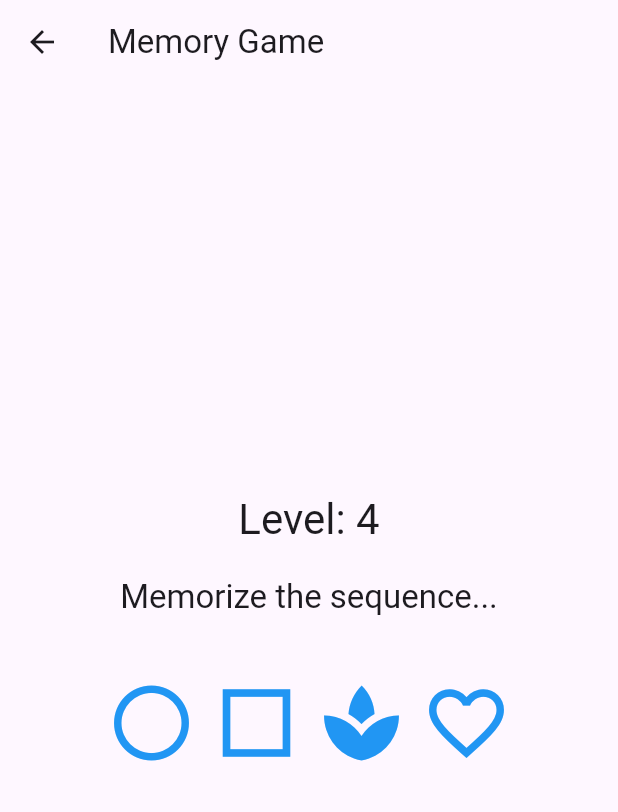
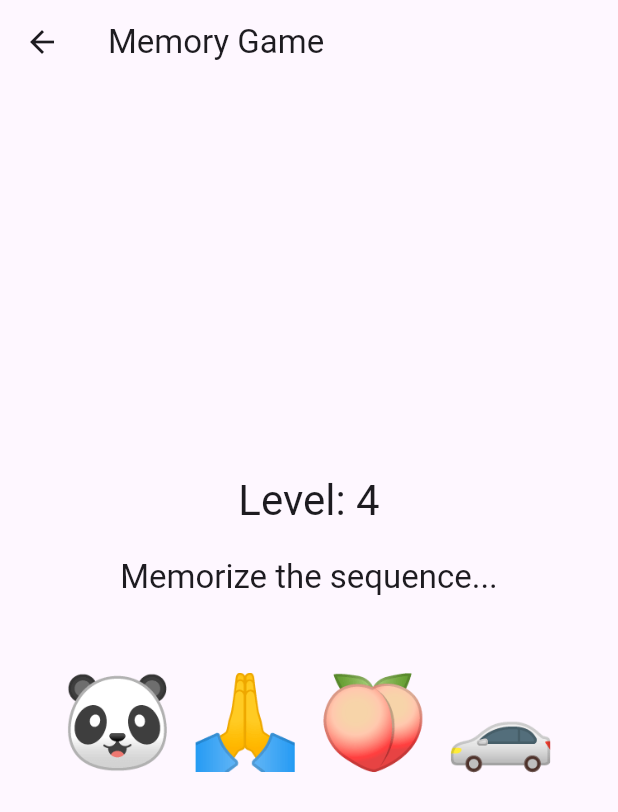
Before and after one commit to kjelly/flutter-games, a Flutter app: the MemoryGameSettingsScreen screen opened by its route, after a tap on "Start Game", on a phone screen of 412 x 824 dp. Shown: the top 812 px of the screen. Run offline on Flutter 3.47's test engine with Material 3 defaults, Android fonts, the phone set to English and light mode, and no system bars.

Commit message:
refactor: Convert memory game to use dynamic emojis
This change refactors the Shape Memory Game to use a dynamic set of emojis instead of fixed shapes, based on user feedback.

Key changes include:
- The five fixed shapes have been replaced by a pool of 50 common emojis.
- A new setting allows the user to choose how many unique emojis (from 5 to 15) are used in a game session.
- The game logic now randomly selects a subset of emojis for each new game.
- All related game widgets (`EmojiWidget`, `EmojiButton`) and screens (`MemoryGameScreen`, `MemoryGameSettingsScreen`) have been refactored to handle string-based emojis.
- Unit tests have been updated to reflect the new logic.

```diff
--- /dev/null
+++ b/game_platform/lib/memory_game/emoji_widget.dart
@@ -0,0 +1,22 @@
+import 'package:flutter/material.dart';
+
+class EmojiWidget extends StatelessWidget {
+  final String emoji;
+  final double size;
+
+  const EmojiWidget({
+    Key? key,
+    required this.emoji,
+    this.size = 50.0,
+  }) : super(key: key);
+
+  @override
+  Widget build(BuildContext context) {
+    return Text(
+      emoji,
+      style: TextStyle(
+        fontSize: size,
+      ),
+    );
+  }
+}
--- a/game_platform/lib/memory_game/memory_game_logic.dart
+++ b/game_platform/lib/memory_game/memory_game_logic.dart
@@ -1,13 +1,23 @@
 import 'dart:math';
-
-enum GameShape { circle, triangle, square, club, heart }
 
 enum GameState { showingSequence, waitingForInput, won, lost }
 
+const List<String> EMOJI_POOL = [
+  '😀', '😂', '😍', '🤔', '😎', '😭', '😡', '👍', '👎', '🙏',
+  '🚀', '🚗', '✈️', '⛵️', '🚲', '🛸', '🍔', '🍕', '🍟', '🍦',
+  '🐶', '🐱', '🐭', '🐹', '🐰', '🦊', '🐻', '🐼', '🐨', '🐯',
+  '🍎', '🍊', '🍓', '🍉', '🍇', '🍌', '🍍', '🥝', '🍑', '🍒',
+  '⚽️', '🏀', '🏈', '⚾️', '🎾', '🏐', '🎱', '🏓', '🏸', '🏒',
+];
+
 class MemoryGameLogic {
   final Random _random = Random();
-  final List<GameShape> sequence = [];
-  final List<GameShape> allShapes = GameShape.values;
+
+  // The emojis being used in the current game session
+  List<String> activeEmojis = [];
+
+  // The sequence the user needs to memorize
+  final List<String> sequence = [];
 
   int currentUserIndex = 0;
   int currentLength = 0;
@@ -16,13 +26,17 @@ class MemoryGameLogic {
   void _generateSequence() {
     sequence.clear();
     for (int i = 0; i < currentLength; i++) {
-      sequence.add(allShapes[_random.nextInt(allShapes.length)]);
+      sequence.add(activeEmojis[_random.nextInt(activeEmojis.length)]);
     }
     currentUserIndex = 0;
     gameState = GameState.showingSequence;
   }
 
-  void startNewGame(int initialLength) {
+  void startNewGame(int initialLength, int numberOfEmojis) {
+    // Select a random subset of emojis for this game
+    final shuffledPool = List<String>.from(EMOJI_POOL)..shuffle(_random);
+    activeEmojis = shuffledPool.sublist(0, numberOfEmojis);
+
     currentLength = initialLength;
     _generateSequence();
   }
@@ -36,12 +50,12 @@ class MemoryGameLogic {
     gameState = GameState.waitingForInput;
   }
 
-  bool checkGuess(GameShape shape) {
+  bool checkGuess(String emoji) {
     if (gameState != GameState.waitingForInput || currentUserIndex >= sequence.length) {
       return false;
     }
 
-    if (sequence[currentUserIndex] == shape) {
+    if (sequence[currentUserIndex] == emoji) {
       currentUserIndex++;
       if (currentUserIndex == sequence.length) {
         gameState = GameState.won;
--- a/game_platform/lib/memory_game/memory_game_screen.dart
+++ b/game_platform/lib/memory_game/memory_game_screen.dart
@@ -1,19 +1,21 @@
 import 'dart:async';
 import 'package:flutter/material.dart';
 import 'memory_game_logic.dart';
-import 'shape_widget.dart';
-import 'shape_button.dart';
+import 'emoji_widget.dart';
+import 'emoji_button.dart';
 
 class MemoryGameScreen extends StatefulWidget {
   final int sequenceLength;
   final int displayDurationInSeconds;
   final bool isEndlessMode;
+  final int numberOfEmojis;
 
   const MemoryGameScreen({
     Key? key,
     required this.sequenceLength,
     required this.displayDurationInSeconds,
     required this.isEndlessMode,
+    required this.numberOfEmojis,
   }) : super(key: key);
 
   @override
@@ -38,7 +40,7 @@ class _MemoryGameScreenState extends State<MemoryGameScreen> {
   }
 
   void _startGame() {
-    _gameLogic.startNewGame(widget.sequenceLength);
+    _gameLogic.startNewGame(widget.sequenceLength, widget.numberOfEmojis);
     _message = "Memorize the sequence...";
     _startTimer();
   }
@@ -72,10 +74,10 @@ class _MemoryGameScreenState extends State<MemoryGameScreen> {
     });
   }
 
-  void _handleGuess(GameShape shape) {
+  void _handleGuess(String emoji) {
     if (_gameLogic.gameState != GameState.waitingForInput) return;
 
-    final isCorrect = _gameLogic.checkGuess(shape);
+    final isCorrect = _gameLogic.checkGuess(emoji);
 
     if (_gameLogic.gameState == GameState.won) {
       if (widget.isEndlessMode) {
@@ -154,7 +156,7 @@ class _MemoryGameScreenState extends State<MemoryGameScreen> {
           runSpacing: 10.0,
           alignment: WrapAlignment.center,
           children: _gameLogic.sequence
-              .map((shape) => ShapeWidget(shape: shape, size: 60))
+              .map((emoji) => EmojiWidget(emoji: emoji, size: 60))
               .toList(),
         );
       case GameState.waitingForInput:
@@ -162,10 +164,10 @@ class _MemoryGameScreenState extends State<MemoryGameScreen> {
           spacing: 10.0,
           runSpacing: 10.0,
           alignment: WrapAlignment.center,
-          children: GameShape.values
-              .map((shape) => ShapeButton(
-                    shape: shape,
-                    onPressed: () => _handleGuess(shape),
+          children: _gameLogic.activeEmojis
+              .map((emoji) => EmojiButton(
+                    emoji: emoji,
+                    onPressed: () => _handleGuess(emoji),
                   ))
               .toList(),
         );
@@ -177,7 +179,7 @@ class _MemoryGameScreenState extends State<MemoryGameScreen> {
           runSpacing: 10.0,
           alignment: WrapAlignment.center,
           children: _gameLogic.sequence
-              .map((shape) => ShapeWidget(shape: shape, size: 60))
+              .map((emoji) => EmojiWidget(emoji: emoji, size: 60))
               .toList(),
         );
     }
--- a/game_platform/lib/memory_game/memory_game_settings_screen.dart
+++ b/game_platform/lib/memory_game/memory_game_settings_screen.dart
@@ -12,12 +12,14 @@ class _MemoryGameSettingsScreenState extends State<MemoryGameSettingsScreen> {
   final _formKey = GlobalKey<FormState>();
   final _nController = TextEditingController(text: '4'); // Default value
   final _mController = TextEditingController(text: '3'); // Default value
+  final _xController = TextEditingController(text: '8'); // Default value
   bool _isEndlessMode = true;
 
   @override
   void dispose() {
     _nController.dispose();
     _mController.dispose();
+    _xController.dispose();
     super.dispose();
   }
 
@@ -25,6 +27,7 @@ class _MemoryGameSettingsScreenState extends State<MemoryGameSettingsScreen> {
     if (_formKey.currentState!.validate()) {
       final n = int.parse(_nController.text);
       final m = int.parse(_mController.text);
+      final x = int.parse(_xController.text);
 
       Navigator.of(context).push(
         MaterialPageRoute(
@@ -32,6 +35,7 @@ class _MemoryGameSettingsScreenState extends State<MemoryGameSettingsScreen> {
             sequenceLength: n,
             displayDurationInSeconds: m,
             isEndlessMode: _isEndlessMode,
+            numberOfEmojis: x,
           ),
         ),
       );
@@ -89,6 +93,25 @@ class _MemoryGameSettingsScreenState extends State<MemoryGameSettingsScreen> {
                 },
               ),
               const SizedBox(height: 20),
+              TextFormField(
+                controller: _xController,
+                keyboardType: TextInputType.number,
+                decoration: const InputDecoration(
+                  labelText: 'Number of Emojis (x)',
+                  hintText: '5-15',
+                ),
+                validator: (value) {
+                  if (value == null || value.isEmpty) {
+                    return 'Please enter a number';
+                  }
+                  final x = int.tryParse(value);
+                  if (x == null || x < 5 || x > 15) {
+                    return 'Please enter a number between 5 and 15';
+                  }
+                  return null;
+                },
+              ),
+              const SizedBox(height: 20),
               SwitchListTile(
                 title: const Text('Increase length each round?'),
                 value: _isEndlessMode,
--- a/game_platform/lib/memory_game/shape_icons.dart
+++ /dev/null
@@ -1,13 +0,0 @@
-import 'package:flutter/material.dart';
-import 'memory_game_logic.dart';
-
-// This file maps our abstract GameShape enum to actual visual icons.
-// This makes it easy to change the icons later without touching the game logic or UI code.
-
-const Map<GameShape, IconData> shapeIcons = {
-  GameShape.circle: Icons.circle_outlined,
-  GameShape.triangle: Icons.change_history, // Placeholder, this is a triangle
-  GameShape.square: Icons.square_outlined,
-  GameShape.club: Icons.spa, // Placeholder, this looks a bit like a club
-  GameShape.heart: Icons.favorite_border,
-};
--- a/game_platform/lib/memory_game/shape_widget.dart
+++ /dev/null
@@ -1,23 +0,0 @@
-import 'package:flutter/material.dart';
-import 'memory_game_logic.dart';
-import 'shape_icons.dart';
-
-class ShapeWidget extends StatelessWidget {
-  final GameShape shape;
-  final double size;
-
-  const ShapeWidget({
-    Key? key,
-    required this.shape,
-    this.size = 50.0,
-  }) : super(key: key);
-
-  @override
-  Widget build(BuildContext context) {
-    return Icon(
-      shapeIcons[shape],
-      size: size,
-      color: Colors.blue, // Default color, can be customized later
-    );
-  }
-}
```
Also changed, not shown: game_platform/lib/memory_game/emoji_button.dart (added, +29 -0 lines), game_platform/lib/memory_game/shape_button.dart (deleted, +0 -23 lines), 1 other file.
